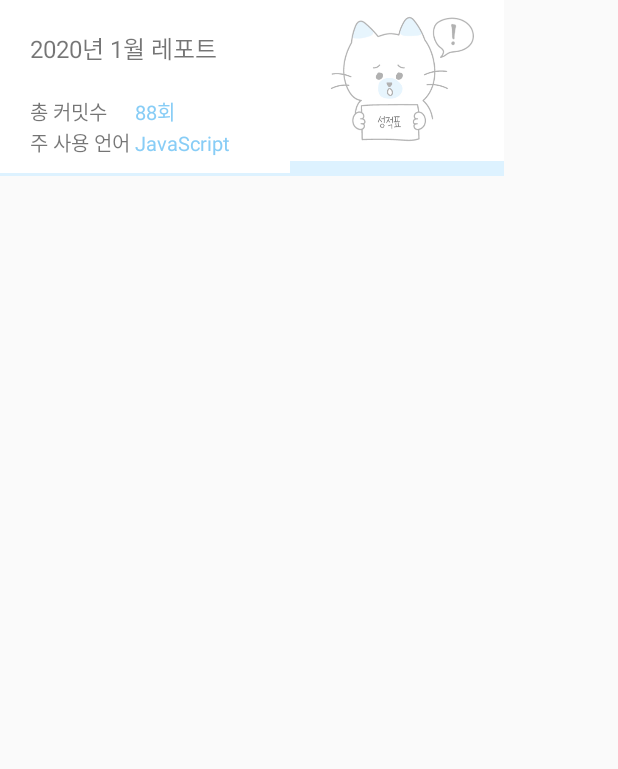
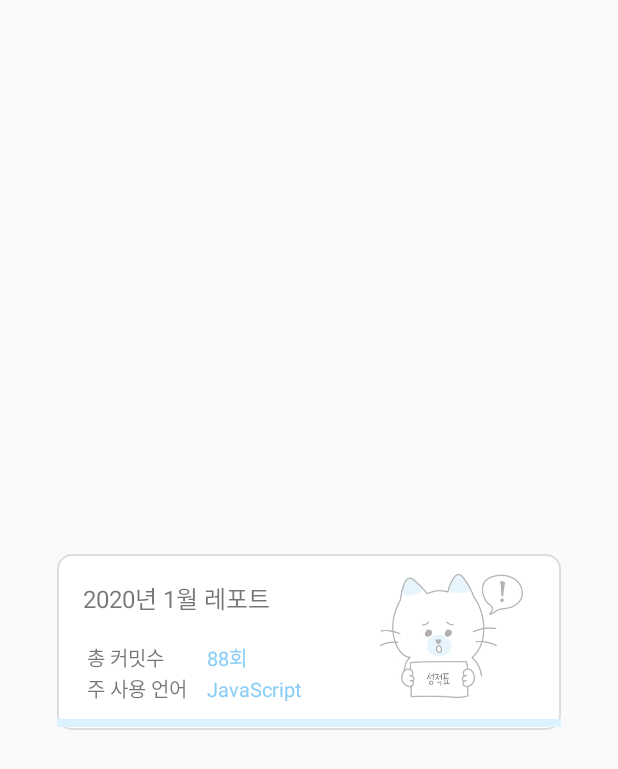
Before and after one commit to GitCatTeam/Android, an Android app: the layout report_data_item.xml on its own in the app's theme, with its tools: preview values and no code run, on a phone screen of 412 x 824 dp. Shown: the top 769 px of the screen. Run offline under Robolectric (Android 15) with nearby library versions, the phone set to English and light mode, and no system bars.

Commit message:
[UPDATE] 레포트 RecyclerView

```diff
--- a/app/src/main/java/com/example/gitcat/Report.kt
+++ b/app/src/main/java/com/example/gitcat/Report.kt
@@ -1,3 +1,6 @@
 package com.example.gitcat
 
-class Report (val breed: String, val gender: String, val age: String, val photo: String)
+data class Report (
+    var totalCommit: String,
+    var language: String
+)
--- a/app/src/main/res/layout/fragment_report.xml
+++ b/app/src/main/res/layout/fragment_report.xml
@@ -8,7 +8,10 @@
     <LinearLayout
         android:layout_width="match_parent"
         android:layout_height="match_parent">
-        <android.support.v7.widget.RecyclerView>
+        <android.support.v7.widget.RecyclerView
+            android:id="@+id/report_recyclerview"
+            android:layout_height="wrap_content"
+            android:layout_width="wrap_content">
 
         </android.support.v7.widget.RecyclerView>
     </LinearLayout>
--- a/app/src/main/res/layout/report_data_item.xml
+++ b/app/src/main/res/layout/report_data_item.xml
@@ -1,22 +1,29 @@
 <?xml version="1.0" encoding="utf-8"?>
 <LinearLayout xmlns:android="http://schemas.android.com/apk/res/android"
     xmlns:app="http://schemas.android.com/apk/res-auto"
-    android:orientation="horizontal" android:layout_width="336dp"
-    android:layout_height="117dp" android:layout_weight="2"
-    android:background="#FFFFFF">
+    android:orientation="vertical" android:layout_width="336dp"
+    android:layout_height="117dp"
+    android:background="@drawable/info_list"
+    android:layout_marginTop="16dp"
+    android:layout_gravity="center">
+
+    <LinearLayout
+        android:layout_width="match_parent"
+        android:layout_height="wrap_content"
+        android:layout_weight="3">
 
     <LinearLayout
         android:layout_width="wrap_content"
         android:layout_height="match_parent"
         android:orientation="vertical"
-        android:layout_weight="1">
+        android:layout_weight="2">
 
     <TextView
         android:id="@+id/tv_data_type"
         android:layout_height="wrap_content"
         android:layout_width="wrap_content"
         android:textSize="16sp"
-        android:padding="20dp"
+        android:padding="17dp"
         android:text="2020년 1월 레포트"
         />
 
@@ -25,12 +32,13 @@
             android:layout_height="wrap_content"
             android:paddingLeft="20dp">
             <TextView
-                android:layout_width="70dp"
+                android:layout_width="80dp"
                 android:layout_height="wrap_content"
                 android:text="총 커밋수"
                 android:textSize="13sp"/>
 
             <TextView
+                android:id="@+id/totalCommit"
                 android:layout_width="wrap_content"
                 android:layout_height="wrap_content"
                 android:textColor="@color/colorPrimaryDark"
@@ -44,12 +52,13 @@
             android:paddingLeft="20dp">
 
             <TextView
-                android:layout_width="70dp"
+                android:layout_width="80dp"
                 android:layout_height="wrap_content"
                 android:text="주 사용 언어"
                 android:textSize="13sp"/>
 
             <TextView
+                android:id="@+id/language"
                 android:layout_width="wrap_content"
                 android:layout_height="wrap_content"
                 android:textColor="@color/colorPrimaryDark"
@@ -57,35 +66,27 @@
                 android:textSize="13sp"/>
         </LinearLayout>
 
-        <FrameLayout
-            android:layout_width="match_parent"
-            android:layout_height="10dp"
-            android:layout_gravity="end"
-            android:layout_marginTop="10dp"
-            android:background="#ddf2ff"></FrameLayout>
     </LinearLayout>
 
-    <LinearLayout
-        android:layout_width="wrap_content"
-        android:layout_height="wrap_content"
-        android:orientation="vertical"
-        android:layout_weight="1">
+        <LinearLayout
+            android:layout_width="wrap_content"
+            android:layout_height="match_parent"
+            android:layout_weight="1">
 
         <ImageView
             android:id="@+id/imageView6"
-            android:layout_width="match_parent"
-            android:layout_height="match_parent"
+            android:layout_width="wrap_content"
+            android:layout_height="wrap_content"
             android:layout_gravity="center"
-            android:layout_marginTop="10dp"
             app:srcCompat="@drawable/img_cat_sad" />
-
-        <FrameLayout
-            android:layout_width="match_parent"
-            android:layout_height="10dp"
-            android:layout_gravity="end"
-            android:layout_marginTop="12dp"
-            android:background="#ddf2ff"></FrameLayout>
+        </LinearLayout>
 
     </LinearLayout>
 
+    <FrameLayout
+        android:layout_width="match_parent"
+        android:layout_height="5dp"
+        android:background="#ddf2ff"
+        android:layout_gravity="end"
+        android:layout_marginBottom="2dp"/>
 </LinearLayout>
```
Also changed, not shown: app/src/main/java/com/example/gitcat/ReportAdapter.kt (added, +22 -0 lines), app/src/main/java/com/example/gitcat/ReportFragment.kt (+23 -3 lines), app/src/main/java/com/example/gitcat/ReportViewHolder.kt (added, +15 -0 lines).
